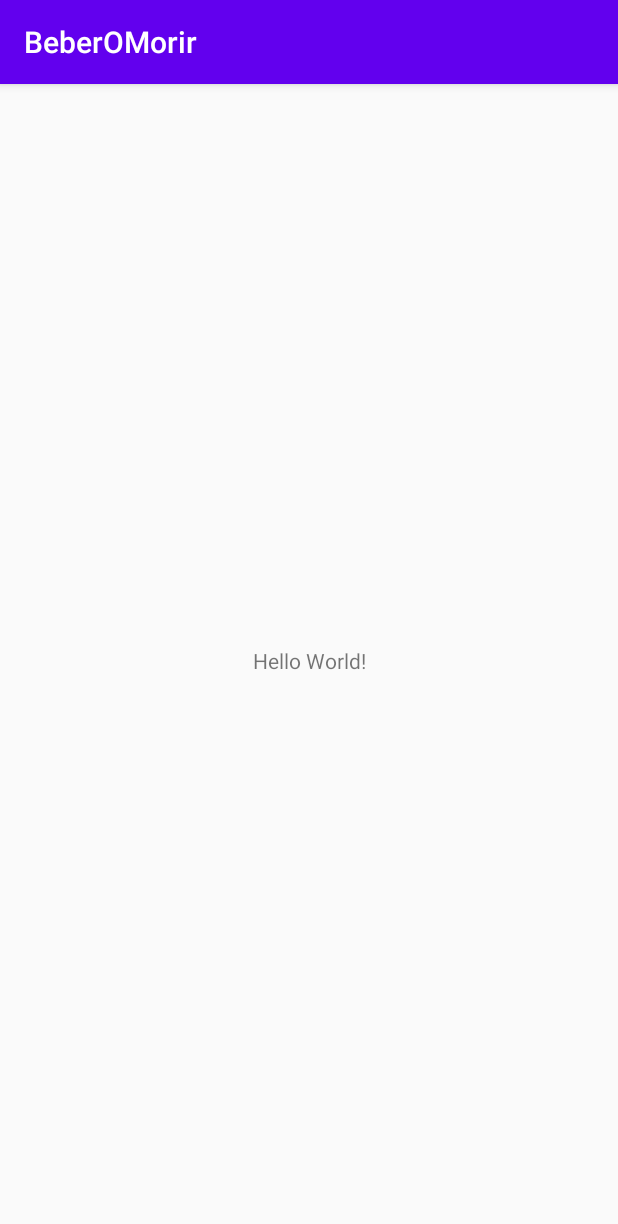
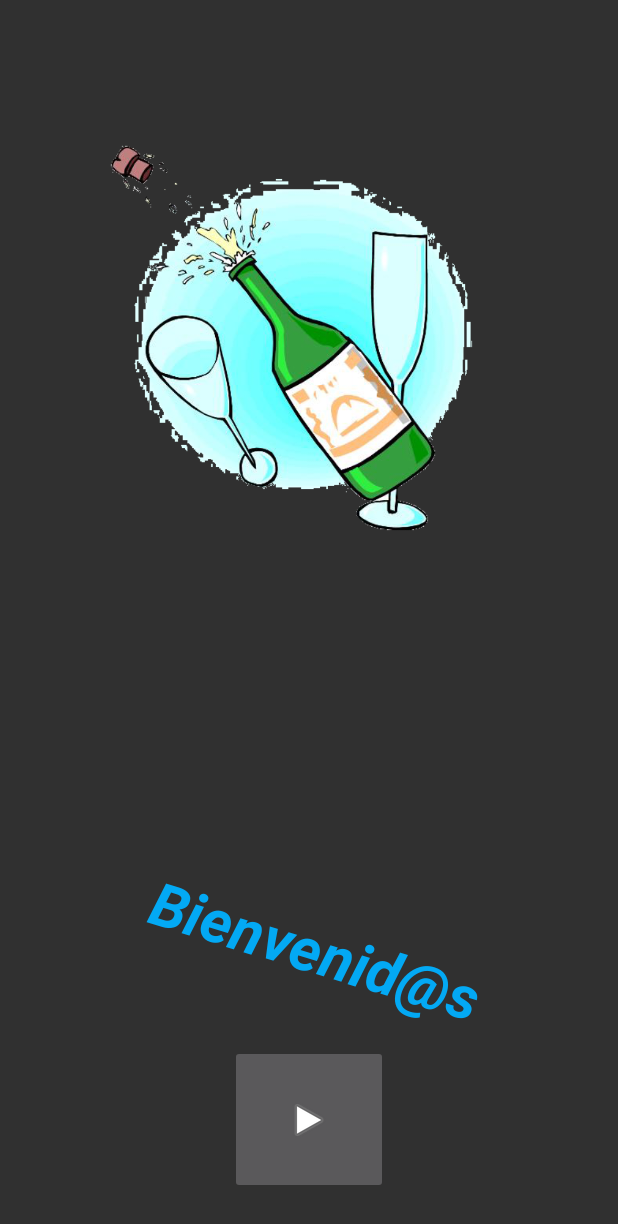
Before and after one commit to RubenBernabeMenendez/BeberOMorir, an Android app: the screen it shows after launch (MainActivity), on a phone screen of 412 x 824 dp. Shown: the top 1224 px of the screen. Run offline under Robolectric (Android 15) with nearby library versions, the phone set to English and light mode, and no system bars.

Commit message:
First commit

```diff
--- a/app/build.gradle
+++ b/app/build.gradle
@@ -25,6 +25,7 @@ dependencies {
     implementation fileTree(dir: "libs", include: ["*.jar"])
     implementation 'androidx.appcompat:appcompat:1.1.0'
     implementation 'androidx.constraintlayout:constraintlayout:1.1.3'
+    implementation 'androidx.cardview:cardview:1.0.0'
     testImplementation 'junit:junit:4.12'
     androidTestImplementation 'androidx.test.ext:junit:1.1.1'
     androidTestImplementation 'androidx.test.espresso:espresso-core:3.2.0'
--- a/app/src/main/AndroidManifest.xml
+++ b/app/src/main/AndroidManifest.xml
@@ -9,6 +9,7 @@
         android:roundIcon="@mipmap/ic_launcher_round"
         android:supportsRtl="true"
         android:theme="@style/AppTheme">
+        <activity android:name=".MenuActivity"></activity>
         <activity android:name=".MainActivity">
             <intent-filter>
                 <action android:name="android.intent.action.MAIN" />
--- /dev/null
+++ b/app/src/main/java/com/example/beberomorir/AdminSQLDataBase.java
@@ -0,0 +1,23 @@
+package com.example.beberomorir;
+
+import android.content.Context;
+import android.database.sqlite.SQLiteDatabase;
+import android.database.sqlite.SQLiteOpenHelper;
+
+import androidx.annotation.Nullable;
+
+public class AdminSQLDataBase extends SQLiteOpenHelper {
+    public AdminSQLDataBase(@Nullable Context context, @Nullable String name, @Nullable SQLiteDatabase.CursorFactory factory, int version) {
+        super(context, name, factory, version);
+    }
+
+    @Override
+    public void onCreate(SQLiteDatabase sqLiteDatabase) {
+        sqLiteDatabase.execSQL("create table articulos(codigo int primary key,descripcion text,precio real)");
+    }
+
+    @Override
+    public void onUpgrade(SQLiteDatabase sqLiteDatabase, int i, int i1) {
+
+    }
+}
--- a/app/src/main/java/com/example/beberomorir/MainActivity.java
+++ b/app/src/main/java/com/example/beberomorir/MainActivity.java
@@ -2,13 +2,27 @@ package com.example.beberomorir;
 
 import androidx.appcompat.app.AppCompatActivity;
 
+import android.content.Intent;
+import android.database.sqlite.SQLiteDatabase;
 import android.os.Bundle;
+import android.view.View;
 
 public class MainActivity extends AppCompatActivity {
+    SQLiteDatabase bd;
 
     @Override
     protected void onCreate(Bundle savedInstanceState) {
         super.onCreate(savedInstanceState);
         setContentView(R.layout.activity_main);
+        AdminSQLDataBase admin = new AdminSQLDataBase(this,
+                "admin", null, 1);
+        this.bd = admin.getWritableDatabase();
+    }
+
+    /** Called when the user taps the Send button */
+    public void openMenu(View view) {
+        // Do something in response to button
+        Intent i = new Intent(this, MenuActivity.class );
+        startActivity(i);
     }
 }
--- /dev/null
+++ b/app/src/main/java/com/example/beberomorir/MenuActivity.java
@@ -0,0 +1,14 @@
+package com.example.beberomorir;
+
+import androidx.appcompat.app.AppCompatActivity;
+
+import android.os.Bundle;
+
+public class MenuActivity extends AppCompatActivity {
+
+    @Override
+    protected void onCreate(Bundle savedInstanceState) {
+        super.onCreate(savedInstanceState);
+        setContentView(R.layout.activity_menu);
+    }
+}
--- a/app/src/main/res/layout/activity_main.xml
+++ b/app/src/main/res/layout/activity_main.xml
@@ -6,13 +6,42 @@
     android:layout_height="match_parent"
     tools:context=".MainActivity">
 
+    <ImageButton
+        android:id="@+id/imageButton"
+        android:layout_width="105dp"
+        android:layout_height="99dp"
+        android:layout_marginBottom="28dp"
+        android:onClick="openMenu"
+        app:layout_constraintBottom_toBottomOf="parent"
+        app:layout_constraintEnd_toEndOf="parent"
+        app:layout_constraintStart_toStartOf="parent"
+        app:srcCompat="@android:drawable/ic_media_play" />
+
+    <ImageView
+        android:id="@+id/imageView"
+        android:layout_width="403dp"
+        android:layout_height="503dp"
+        app:layout_constraintBottom_toBottomOf="parent"
+        app:layout_constraintEnd_toEndOf="parent"
+        app:layout_constraintHorizontal_bias="0.488"
+        app:layout_constraintStart_toStartOf="parent"
+        app:layout_constraintTop_toTopOf="parent"
+        app:layout_constraintVertical_bias="0.014"
+        app:srcCompat="@mipmap/botle" />
+
     <TextView
-        android:layout_width="wrap_content"
-        android:layout_height="wrap_content"
-        android:text="Hello World!"
-        app:layout_constraintBottom_toBottomOf="parent"
-        app:layout_constraintLeft_toLeftOf="parent"
-        app:layout_constraintRight_toRightOf="parent"
-        app:layout_constraintTop_toTopOf="parent" />
-
+        android:id="@+id/welcomeText"
+        android:layout_width="251dp"
+        android:layout_height="88dp"
+        android:rotation="17"
+        android:text="Bienvenid@s"
+        android:textColor="#03A9F4"
+        android:textSize="40sp"
+        android:textStyle="bold|italic"
+        app:layout_constraintBottom_toTopOf="@+id/imageButton"
+        app:layout_constraintEnd_toEndOf="parent"
+        app:layout_constraintHorizontal_bias="0.568"
+        app:layout_constraintStart_toStartOf="parent"
+        app:layout_constraintTop_toBottomOf="@+id/imageView"
+        app:layout_constraintVertical_bias="1.0" />
 </androidx.constraintlayout.widget.ConstraintLayout>
--- /dev/null
+++ b/app/src/main/res/layout/activity_menu.xml
@@ -0,0 +1,7 @@
+<?xml version="1.0" encoding="utf-8"?>
+<androidx.constraintlayout.widget.ConstraintLayout xmlns:android="http://schemas.android.com/apk/res/android"
+    xmlns:app="http://schemas.android.com/apk/res-auto"
+    xmlns:tools="http://schemas.android.com/tools"
+    android:layout_width="match_parent"
+    android:layout_height="match_parent"
+    tools:context=".MenuActivity"/>
--- a/app/src/main/res/values/styles.xml
+++ b/app/src/main/res/values/styles.xml
@@ -1,6 +1,6 @@
 <resources>
     <!-- Base application theme. -->
-    <style name="AppTheme" parent="Theme.AppCompat.Light.DarkActionBar">
+    <style name="AppTheme" parent="Theme.AppCompat.NoActionBar">
         <!-- Customize your theme here. -->
         <item name="colorPrimary">@color/colorPrimary</item>
         <item name="colorPrimaryDark">@color/colorPrimaryDark</item>
```
Also changed, not shown: app/src/main/res/mipmap-mdpi/botle.png (added).
